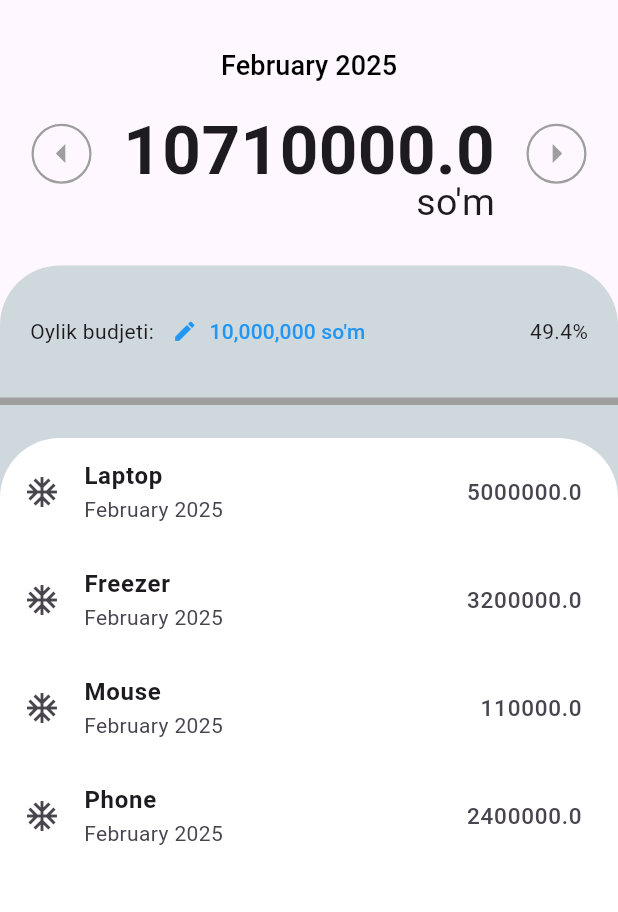
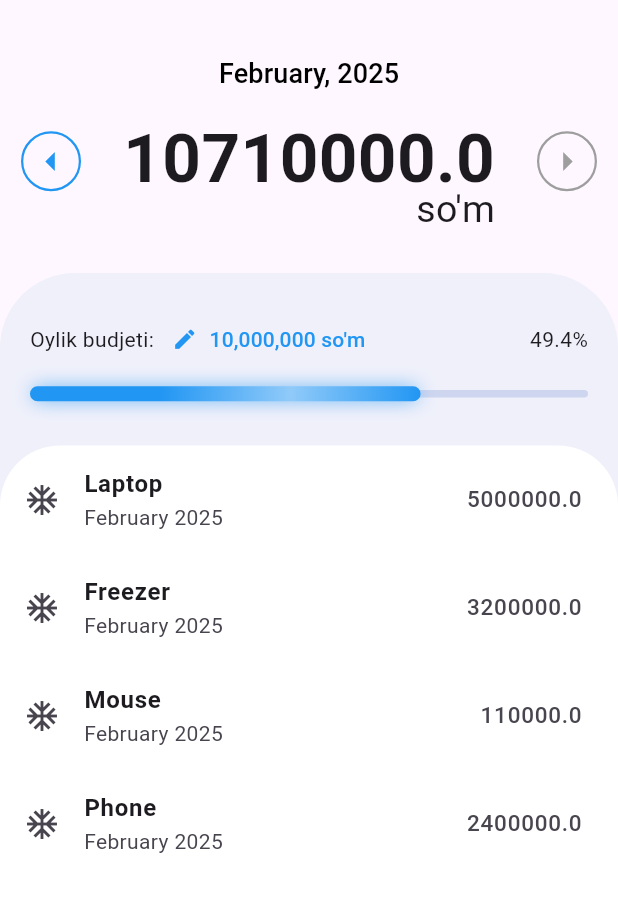
Before and after one commit to Biloliddin99/MyWallet, a Flutter app: the screen it shows after launch, on a phone screen of 412 x 824 dp, the part 84-996 px from its top. Run offline on Flutter 3.47's test engine with Material 3 defaults, Android fonts, the phone set to English and light mode, and no system bars; our stand-ins replace google_fonts; missing offline and left inert: month_year_picker; Roboto replaces fonts that are missing (Alike).

Commit message:
progress qismi qo'shildi

```diff
--- a/lib/main.dart
+++ b/lib/main.dart
@@ -1,10 +1,9 @@
 import 'package:flutter/material.dart';
 import 'package:google_fonts/google_fonts.dart';
 import 'package:month_year_picker/month_year_picker.dart';
-import './widgets/pick_date.dart';
 import './widgets/show_cash.dart';
 import './widgets/monthly_budget.dart';
-import './widgets/list_of_intake.dart';
+import 'widgets/expense_list.dart';
 import './widgets/open_item_sheet.dart';
 import './models/expense.dart';
 
@@ -37,13 +36,13 @@ class MyWallet extends StatefulWidget {
 
 class _MyWalletState extends State<MyWallet> {
   DateTime _pickedDate = DateTime.now();
-  Expenses _expenses = Expenses();
+  final Expenses _expenses = Expenses();
 
   void _pickDate(BuildContext context) {
     showMonthYearPicker(
       context: context,
-      firstDate: DateTime(2020),
-      lastDate: DateTime(2030),
+      firstDate: DateTime(2024),
+      lastDate: DateTime.now(),
       initialDate: DateTime.now(),
     ).then((date) {
       if (date != null) {
@@ -55,12 +54,19 @@ class _MyWalletState extends State<MyWallet> {
   }
 
   void _previousDate() {
+    if (_pickedDate.year == 2024 && _pickedDate.month == 1) {
+      return;
+    }
     setState(() {
       _pickedDate = DateTime(_pickedDate.year, _pickedDate.month - 1);
     });
   }
 
   void _nextDate() {
+    if (_pickedDate.year == DateTime.now().year &&
+        _pickedDate.month == DateTime.now().month) {
+      return;
+    }
     setState(() {
       _pickedDate = DateTime(_pickedDate.year, _pickedDate.month + 1);
     });
@@ -73,7 +79,7 @@ class _MyWalletState extends State<MyWallet> {
         isDismissible: false,
         isScrollControlled: true,
         context: context,
-        shape: BeveledRectangleBorder(),
+        shape: const BeveledRectangleBorder(),
         builder: (context) {
           return Padding(
             padding: EdgeInsets.only(
@@ -120,11 +126,10 @@ class _MyWalletState extends State<MyWallet> {
             picked: _pickedDate,
             pickDate: _pickDate,
           ),
-          SizedBox(height: 40),
           Stack(
             children: [
               MonthlyBudget(),
-              ListOfIntake(
+              ExpenseList(
                 expense: _expenses.byDate(_pickedDate),
                 pickedDate: _pickedDate,
               ),
--- a/lib/widgets/list_of_intake.dart
+++ b/lib/widgets/expense_list.dart
@@ -2,11 +2,11 @@ import 'package:flutter/material.dart';
 import 'package:my_wallet/models/expense.dart';
 import 'package:intl/intl.dart';
 
-class ListOfIntake extends StatelessWidget {
+class ExpenseList extends StatelessWidget {
   final List<Expense> expense;
   final DateTime pickedDate;
 
-  const ListOfIntake({
+  const ExpenseList({
     super.key,
     required this.expense,
     required this.pickedDate,
@@ -32,7 +32,7 @@ class ListOfIntake extends StatelessWidget {
               leading: Icon(expense[index].icon),
               title: Text(
                 expense[index].title,
-                style: TextStyle(fontWeight: FontWeight.w700),
+                style: const TextStyle(fontWeight: FontWeight.w700),
               ),
               subtitle: Text(DateFormat.yMMMM().format(pickedDate)),
               trailing: Text(
--- a/lib/widgets/monthly_budget.dart
+++ b/lib/widgets/monthly_budget.dart
@@ -8,25 +8,24 @@ class MonthlyBudget extends StatelessWidget {
   @override
   Widget build(BuildContext context) {
     return Container(
+      padding: EdgeInsets.all(20),
       width: double.infinity,
       height: 635,
       decoration: BoxDecoration(
-        color: Colors.blueGrey[100],
+        color: Color.fromRGBO(239, 240, 250, 1),
         borderRadius: const BorderRadius.only(
-          topRight: Radius.circular(40),
-          topLeft: Radius.circular(40),
+          topRight: Radius.circular(50),
+          topLeft: Radius.circular(50),
         ),
       ),
       child: Column(
         children: [
-          Padding(
-            padding: const EdgeInsets.symmetric(horizontal: 20, vertical: 20),
-            child: Row(
+          Row(
             mainAxisAlignment: MainAxisAlignment.spaceBetween,
             children: [
               Row(
                 children: [
-                    Text("Oylik budjeti:"),
+                  const Text("Oylik budjeti:"),
                   TextButton.icon(
                     onPressed: () {},
                     icon: Icon(
@@ -36,7 +35,9 @@ class MonthlyBudget extends StatelessWidget {
                     ),
                     label: Text(
                       "10,000,000 so'm",
-                        style: TextStyle(color: Colors.blue),
+                      style: TextStyle(
+                        color: Colors.blue,
+                      ),
                     ),
                   ),
                 ],
@@ -44,11 +45,45 @@ class MonthlyBudget extends StatelessWidget {
               Text("49.4%")
             ],
           ),
-          ),
-          Container(
+          Padding(
+            padding: const EdgeInsets.only(top: 10),
+            child: Container(
+              alignment: Alignment.centerLeft,
               width: double.infinity,
               height: 5,
-            color: Colors.grey,
+              decoration: BoxDecoration(
+                color: Color.fromRGBO(206, 214, 239, 1),
+                borderRadius: BorderRadius.circular(10),
+              ),
+              child: FractionallySizedBox(
+                heightFactor: 2,
+                widthFactor: 0.7,
+                child: Container(
+                  width: double.infinity,
+                  height: 5,
+                  decoration: BoxDecoration(
+                    gradient: LinearGradient(
+                      colors: [
+                        Colors.blue,
+                        Colors.blue,
+                        Colors.blue.shade200,
+                        Colors.blue,
+                      ],
+                      begin: Alignment.topLeft,
+                      end: Alignment.bottomRight,
+                    ),
+                    borderRadius: BorderRadius.circular(10),
+                    boxShadow: [
+                      BoxShadow(
+                        color: Colors.blue,
+                        blurRadius: 10,
+                        spreadRadius: -2,
+                      ),
+                    ],
+                  ),
+                ),
+              ),
+            ),
           ),
         ],
       ),
--- a/lib/widgets/show_cash.dart
+++ b/lib/widgets/show_cash.dart
@@ -18,9 +18,14 @@ class ShowCash extends StatelessWidget {
 
   @override
   Widget build(BuildContext context) {
+    final isLastDate = picked.year == DateTime.now().year &&
+        picked.month == DateTime.now().month;
+
+    final isFirstDate = picked.year == 2024 && picked.month == 1;
+
     double totalCost = expenses.getTotalCost(picked);
     return Padding(
-      padding: const EdgeInsets.only(top: 20),
+      padding: const EdgeInsets.only(top: 25, bottom: 40),
       child: Column(
         children: [
           TextButton(
@@ -28,18 +33,20 @@ class ShowCash extends StatelessWidget {
               pickDate(context);
             },
             child: Text(
-              DateFormat.yMMMM().format(picked),
+              DateFormat("MMMM, y").format(picked),
               style: const TextStyle(color: Colors.black, fontSize: 18),
             ),
           ),
           Row(
-            mainAxisAlignment: MainAxisAlignment.spaceEvenly,
+            mainAxisAlignment: MainAxisAlignment.spaceAround,
             children: [
               Container(
                 width: 40,
                 height: 40,
                 decoration: BoxDecoration(
-                    border: Border.all(width: 1.5, color: Colors.grey),
+                    border: Border.all(
+                        width: 1.5,
+                        color: isFirstDate ? Colors.grey : Colors.blue),
                     borderRadius: BorderRadius.circular(20)),
                 child: IconButton(
                   padding: EdgeInsets.all(0.0),
@@ -49,7 +56,7 @@ class ShowCash extends StatelessWidget {
                   icon: Icon(
                     Icons.arrow_left,
                     size: 30,
-                    color: Colors.grey,
+                    color: isFirstDate ? Colors.grey : Colors.blue,
                   ),
                 ),
               ),
@@ -60,7 +67,7 @@ class ShowCash extends StatelessWidget {
                     totalCost.toString(),
                     style: TextStyle(fontSize: 45, fontWeight: FontWeight.w700),
                   ),
-                  Text(
+                  const Text(
                     "so'm",
                     style: TextStyle(
                       fontSize: 25,
@@ -73,7 +80,9 @@ class ShowCash extends StatelessWidget {
                 width: 40,
                 height: 40,
                 decoration: BoxDecoration(
-                    border: Border.all(width: 1.5, color: Colors.grey),
+                    border: Border.all(
+                        width: 1.5,
+                        color: isLastDate ? Colors.grey : Colors.blue),
                     borderRadius: BorderRadius.circular(20)),
                 child: IconButton(
                   padding: EdgeInsets.all(0.0),
@@ -83,7 +92,7 @@ class ShowCash extends StatelessWidget {
                   icon: Icon(
                     Icons.arrow_right,
                     size: 30,
-                    color: Colors.grey,
+                    color: isLastDate ? Colors.grey : Colors.blue,
                   ),
                 ),
               ),
--- a/pubspec.yaml
+++ b/pubspec.yaml
@@ -39,6 +39,7 @@ dependencies:
   flutter_iconpicker: ^4.0.1
   month_year_picker: ^0.4.0+1
   google_fonts: ^6.2.1
+  intl: ^0.19.0
 
 
 dev_dependencies:
```
Also changed, not shown: pubspec.lock. Lines whose indentation alone changed are shown as unchanged.
